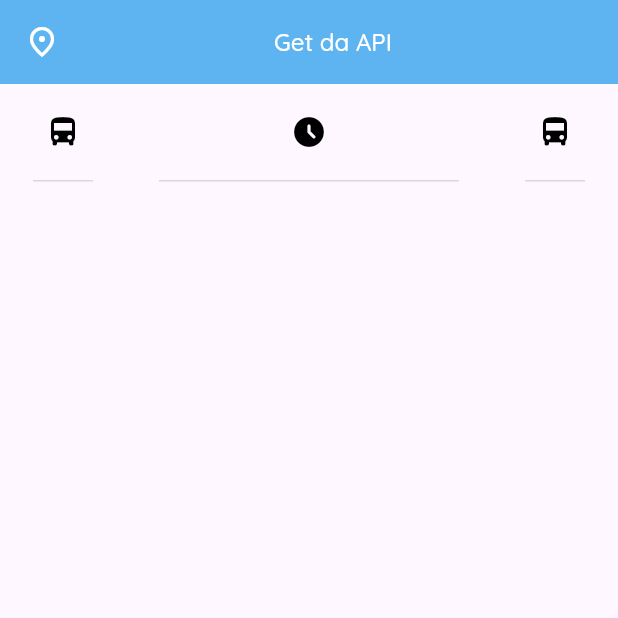
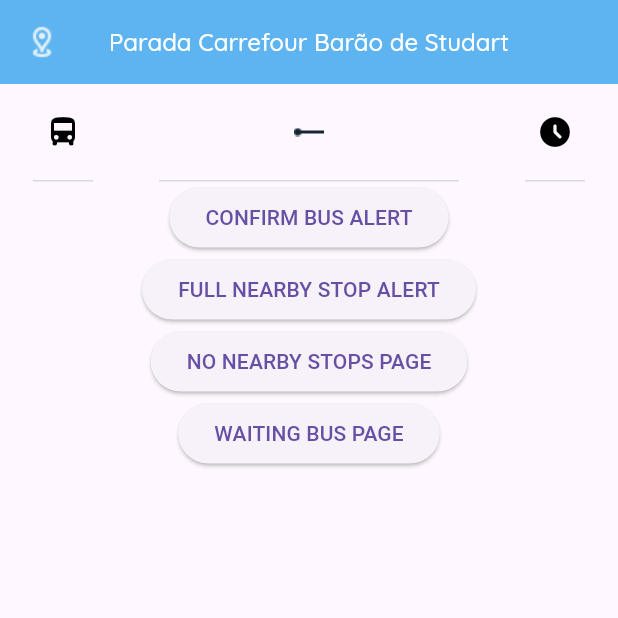
Before and after one commit to jgcoelhof/poc, a Flutter app: the screen it shows after launch, on a phone screen of 412 x 824 dp, the top half of it. Run offline on Flutter 3.47's test engine with Material 3 defaults, Android fonts, the phone set to English and light mode, and no system bars; our stand-ins replace flutter_blue_plus, google_fonts.

Commit message:
criar tela de esperando onis, dialogs de confirmar onibus e fila cheia, e tela de sem paradas por perto

```diff
--- a/lib/screens/bus_list.dart
+++ b/lib/screens/bus_list.dart
@@ -1,40 +1,32 @@
 import 'package:flutter/material.dart';
 import 'package:google_fonts/google_fonts.dart';
+import 'package:poc/screens/no_nearby_stops.dart';
+import 'package:poc/screens/waiting_bus.dart';
+import 'package:poc/widgets/dialogs.dart';
 
-class BusList extends StatefulWidget {
-  const BusList({super.key});
+class BusListPage extends StatefulWidget {
+  const BusListPage({super.key});
 
   @override
-  State<BusList> createState() => _BusListState();
+  State<BusListPage> createState() => _BusListPageState();
 }
 
-class _BusListState extends State<BusList> {
+class _BusListPageState extends State<BusListPage> {
   @override
   Widget build(BuildContext context) {
     return Directionality(
       textDirection: TextDirection.ltr,
       child: Scaffold(
-        body: Column(
-          children: [
-            Container(
-              height: kToolbarHeight,
-              color: const Color(0xFF5EB4F0),
-              padding: EdgeInsets.symmetric(horizontal: 16.0),
-              alignment: Alignment.centerLeft,
-              child: Row(
-                crossAxisAlignment: CrossAxisAlignment.center,
-                children: [
-                  const Icon(
-                    Icons.place_outlined,
-                    size: 24,
-                    color: Colors.white,
+        appBar: AppBar(
+            leading: Image.asset(
+              'assets/icons/distance_icon.png',
+              width: 24,
+              height: 24,
             ),
-                  SizedBox(
-                      width:
-                          8), // Adiciona um espaçamento entre o ícone e o texto
-                  Expanded(
-                    child: Text(
-                      "Get da API",
+            backgroundColor: const Color(0xFF5EB4F0),
+            centerTitle: true,
+            title: Text(
+              "Parada Carrefour Barão de Studart",
               style: GoogleFonts.quicksand(
                 fontSize: 16.0,
                 fontWeight: FontWeight.w500,
@@ -42,12 +34,9 @@ class _BusListState extends State<BusList> {
                 letterSpacing: 0.0,
                 color: Colors.white,
               ),
-                      textAlign: TextAlign.center, // Centraliza o texto na Row
-                    ),
-                  ),
-                ],
-              ),
-            ),
+            )),
+        body: Column(
+          children: [
             const SizedBox(
               height: 20,
             ),
@@ -70,10 +59,10 @@ class _BusListState extends State<BusList> {
                 ),
                 Column(
                   children: [
-                    const Icon(
-                      Icons.access_time_filled_rounded,
-                      size: 24,
-                      color: Colors.black,
+                    Image.asset(
+                      'assets/icons/line_start_icon.png',
+                      width: 24,
+                      height: 24,
                     ),
                     const SizedBox(
                       height: 20,
@@ -85,7 +74,7 @@ class _BusListState extends State<BusList> {
                 Column(
                   children: [
                     const Icon(
-                      Icons.directions_bus,
+                      Icons.access_time_filled_rounded,
                       size: 24,
                       color: Colors.black,
                     ),
@@ -98,7 +87,41 @@ class _BusListState extends State<BusList> {
                 ),
               ],
             ),
-
+            ElevatedButton(
+              onPressed: () {
+                showDialog(
+                  context: context,
+                  builder: (context) => confirmBusDialog(context),
+                );
+              },
+              child: const Text("CONFIRM BUS ALERT"),
+            ),
+            ElevatedButton(
+              onPressed: () {
+                showDialog(
+                  context: context,
+                  builder: (context) => fullNearbyDialog(context),
+                );
+              },
+              child: const Text("FULL NEARBY STOP ALERT"),
+            ),
+            ElevatedButton(
+              onPressed: () {
+                Navigator.push(
+              context,
+              MaterialPageRoute(builder: (context) => const NoNearbyStopPage()),
+            );
+              },
+              child: const Text("NO NEARBY STOPS PAGE"),
+            ),ElevatedButton(
+              onPressed: () {
+                Navigator.push(
+              context,
+              MaterialPageRoute(builder: (context) => const WaitingBusPage()),
+            );
+              },
+              child: const Text("WAITING BUS PAGE"),
+            )
           ],
         ),
       ),
```
Also changed, not shown: lib/main.dart (+12 -3 lines), lib/screens/no_nearby_stops.dart (+25 -6 lines), lib/screens/waiting_bus.dart (added, +154 -0 lines), lib/widgets/dialogs.dart (added, +174 -0 lines), pubspec.yaml (+13 -2 lines), assets/icons/distance_icon.png (added), assets/icons/line_start_icon.png (added), assets/icons/street_icon.png (added), assets/icons/totem_to_phone_icon.png (added), assets/images/zona_urbana/arvore.png (added), assets/images/zona_urbana/linha.png (added), assets/images/zona_urbana/onibus.png (added), assets/images/zona_urbana/sinal.png (added). Lines whose indentation alone changed are shown as unchanged.
